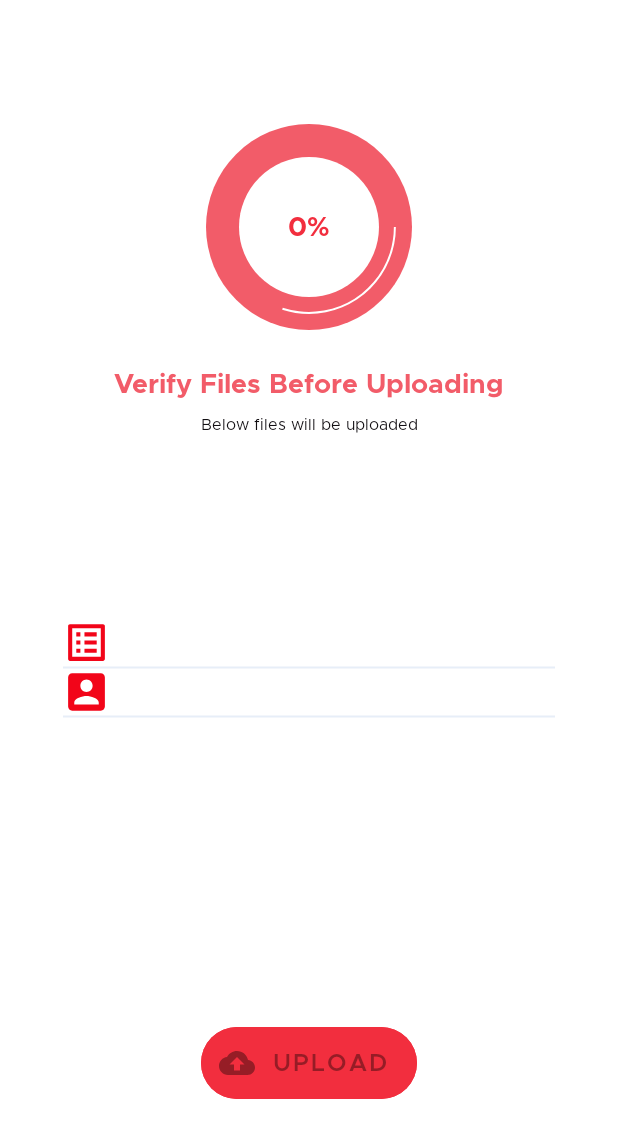
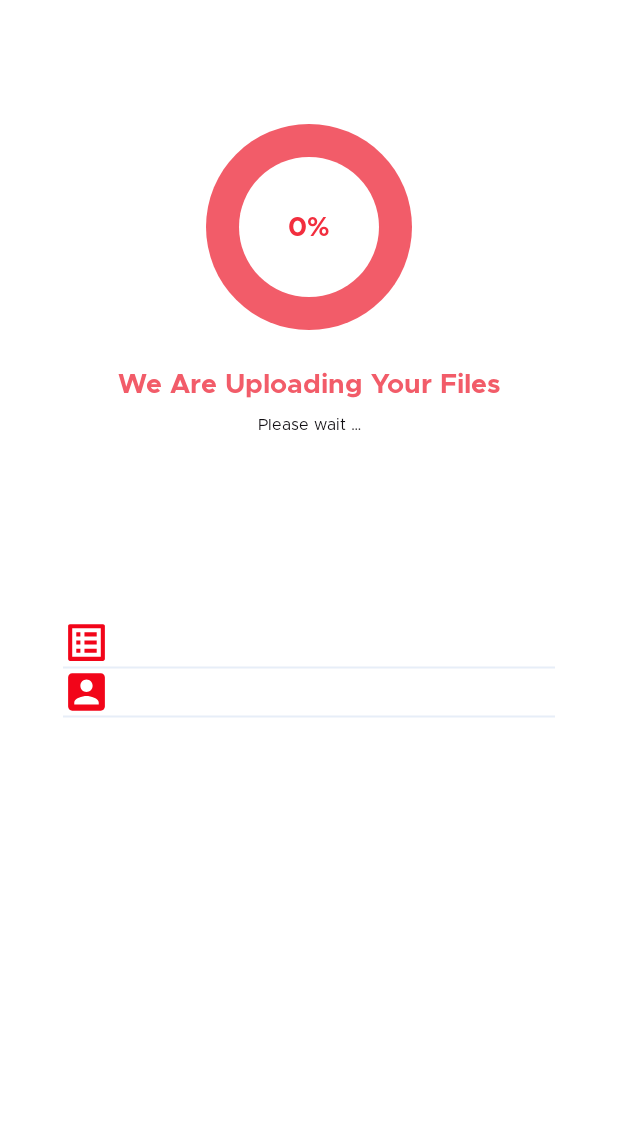
Before and after one commit to arihantlunkar/Testing, an Android app: the fragment UploadFragment shown on its own in the app's theme, after a tap on "UPLOAD", on a phone screen of 412 x 824 dp. Shown: the top 1138 px of the screen. Run offline under Robolectric (Android 15) with nearby library versions, the phone set to English and light mode, and no system bars; 5 statements that could not run were skipped.

Commit message:
Upload biodata

```diff
--- a/App/Rishtey/app/build.gradle
+++ b/App/Rishtey/app/build.gradle
@@ -12,6 +12,10 @@ android {
         versionName "1.0"
 
         testInstrumentationRunner "androidx.test.runner.AndroidJUnitRunner"
+    }
+
+    packagingOptions {
+        exclude 'META-INF/DEPENDENCIES'
     }
 
     buildTypes {
@@ -39,4 +43,5 @@ dependencies {
     implementation 'androidx.lifecycle:lifecycle-extensions:2.2.0'
     androidTestImplementation 'androidx.test:runner:1.2.0'
     androidTestImplementation 'androidx.test:rules:1.2.0'
+    implementation "com.squareup.okhttp3:okhttp:4.8.1"
 }
--- a/App/Rishtey/app/src/main/AndroidManifest.xml
+++ b/App/Rishtey/app/src/main/AndroidManifest.xml
@@ -16,7 +16,7 @@
         android:supportsRtl="true"
         android:theme="@style/AppTheme">
 
-        <activity android:name="com.rishtey.MainActivityVivek" android:screenOrientation="portrait">
+        <activity android:name="com.rishtey.MainActivity" android:screenOrientation="portrait">
             <intent-filter>
                 <action android:name="android.intent.action.MAIN" />
 
--- a/App/Rishtey/app/src/main/java/com/rishtey/ITask.java
+++ b/App/Rishtey/app/src/main/java/com/rishtey/ITask.java
@@ -1,5 +1,7 @@
 package com.rishtey;
 
+import org.json.JSONException;
+
 public interface ITask {
-    public void trigger() throws Exception;
+    public void trigger() throws JSONException;
 }
--- a/App/Rishtey/app/src/main/java/com/rishtey/LoginTaskServerCommunicator.java
+++ b/App/Rishtey/app/src/main/java/com/rishtey/LoginTaskServerCommunicator.java
@@ -39,7 +39,7 @@ import org.json.JSONObject;
 
 public class LoginTaskServerCommunicator implements ITask {
 
-    static class LoginData {
+     static class LoginData {
         public String socialMedia;
         public String socialMediaID;
         public String name;
--- a/App/Rishtey/app/src/main/java/com/rishtey/MainActivity.java
+++ b/App/Rishtey/app/src/main/java/com/rishtey/MainActivity.java
@@ -22,7 +22,7 @@ public class MainActivity extends AppCompatActivity {
         setContentView(R.layout.activity_main);
 
         UploadTaskServerCommunicator.UploadData uploadData = new UploadTaskServerCommunicator.UploadData();
-        uploadData.fromID = "26072020160926000000";
+        uploadData.fromID = Utilities.getUploadID();
 
         SelectBiodataFragment fragment = new SelectBiodataFragment();
         fragment.setArguments(uploadData);
--- a/App/Rishtey/app/src/main/java/com/rishtey/SelectBiodataFragment.java
+++ b/App/Rishtey/app/src/main/java/com/rishtey/SelectBiodataFragment.java
@@ -12,8 +12,6 @@ import android.widget.Toast;
 import androidx.annotation.NonNull;
 import androidx.fragment.app.Fragment;
 import androidx.fragment.app.FragmentTransaction;
-
-import java.util.Objects;
 
 import static android.app.Activity.RESULT_OK;
 
@@ -83,7 +81,7 @@ public class SelectBiodataFragment extends Fragment implements View.OnClickListe
         SelectPicturesFragment fragment = new SelectPicturesFragment();
         fragment.setArguments(uploadData);
 
-        FragmentTransaction fragmentTransaction = Objects.requireNonNull(getFragmentManager()).beginTransaction();
+        FragmentTransaction fragmentTransaction = requireActivity().getSupportFragmentManager().beginTransaction();
         fragmentTransaction.setCustomAnimations(R.anim.enter_from_right, R.anim.exit_to_left, R.anim.enter_from_left, R.anim.exit_to_right);
         fragmentTransaction.replace(R.id.fragmentPlace, fragment);
         fragmentTransaction.addToBackStack(null);
--- a/App/Rishtey/app/src/main/java/com/rishtey/UploadFragment.java
+++ b/App/Rishtey/app/src/main/java/com/rishtey/UploadFragment.java
@@ -10,103 +10,165 @@ import android.widget.Toast;
 
 import androidx.fragment.app.Fragment;
 
-import com.android.volley.Response;
-import com.android.volley.VolleyError;
-
-import org.json.JSONException;
 import org.json.JSONObject;
 
-import java.io.IOException;
-import java.util.Objects;
-
-public class UploadFragment extends Fragment implements View.OnClickListener {
+public class UploadFragment extends Fragment implements View.OnClickListener, UploadTaskServerCommunicator.ResponseListener {
 
     private UploadTaskServerCommunicator.UploadData uploadData = null;
-    private ProgressBar progressBar;
-    private static final String ROOT_URL = "http://192.168.0.10:8081/Testing/Backend/rishtey/index.php";
+    private TextView numericPercentageTextView = null;
+    private TextView uploadHeadingTextView = null;
+    private TextView uploadSubHeadingTextView = null;
+    private ProgressBar progressBar = null;
+    private View biodataTickView = null;
+    private View img1TickView = null;
+    private View img2TickView = null;
+    private View img3TickView = null;
+    private View img4TickView = null;
+    private View img5TickView = null;
 
     @Override
     public View onCreateView(LayoutInflater inflater, ViewGroup container,
                              Bundle savedInstanceState) {
         View view = inflater.inflate(R.layout.fragment_upload, container, false);
+
+        init(view);
+
+        updateFileNames(view);
+
+        return view;
+    }
+
+    private void init(View view) {
         view.findViewById(R.id.floatingActionButtonUpload).setOnClickListener(this);
+        numericPercentageTextView = view.findViewById(R.id.numericPercentage);
+        progressBar = view.findViewById(R.id.progressBar);
+        biodataTickView = view.findViewById(R.id.biodataTick);
+        img1TickView = view.findViewById(R.id.imgOneTick);
+        img2TickView = view.findViewById(R.id.imgTwoTick);
+        img3TickView = view.findViewById(R.id.imgThreeTick);
+        img4TickView = view.findViewById(R.id.imgFourTick);
+        img5TickView = view.findViewById(R.id.imgFiveTick);
+        uploadHeadingTextView = view.findViewById(R.id.uploadHeading);
+        uploadSubHeadingTextView = view.findViewById(R.id.uploadSubHeading);
+    }
 
-        progressBar = (ProgressBar) view.findViewById(R.id.progressBar);
+    private void updateFileNames(View view) {
+        TextView biodataTextView = view.findViewById(R.id.biodataFileName);
+        TextView picture1TextView = view.findViewById(R.id.imgOneFileName);
+        TextView picture2TextView = view.findViewById(R.id.imgTwoFileName);
+        TextView picture3TextView = view.findViewById(R.id.imgThreeFileName);
+        TextView picture4TextView = view.findViewById(R.id.imgFourFileName);
+        TextView picture5TextView = view.findViewById(R.id.imgFiveFileName);
 
-        TextView biodataTextView = (TextView) view.findViewById(R.id.biodataFileName);
-        TextView picture1TextView = (TextView) view.findViewById(R.id.imgOneFileName);
-        TextView picture2TextView = (TextView) view.findViewById(R.id.imgTwoFileName);
-        TextView picture3TextView = (TextView) view.findViewById(R.id.imgThreeFileName);
-        TextView picture4TextView = (TextView) view.findViewById(R.id.imgFourFileName);
-        TextView picture5TextView = (TextView) view.findViewById(R.id.imgFiveFileName);
-
-        biodataTextView.setText(Utilities.getRelativeName(Objects.requireNonNull(this.getContext()), uploadData.bioData));
+        biodataTextView.setText(Utilities.getRelativeName(this.requireContext(), uploadData.bioData));
         for (int i = 0; i < uploadData.pictures.size(); ++i) {
             if (0 == i) {
-                picture1TextView.setText(Utilities.getRelativeName(Objects.requireNonNull(this.getContext()), uploadData.pictures.get(i)));
+                picture1TextView.setText(Utilities.getRelativeName(this.requireContext(), uploadData.pictures.get(i)));
             } else if (1 == i) {
                 view.findViewById(R.id.imgTwoThumbnail).setVisibility(View.VISIBLE);
                 view.findViewById(R.id.bottomLine3).setVisibility(View.VISIBLE);
-                picture2TextView.setText(Utilities.getRelativeName(Objects.requireNonNull(this.getContext()), uploadData.pictures.get(i)));
+                picture2TextView.setText(Utilities.getRelativeName(this.requireContext(), uploadData.pictures.get(i)));
             } else if (2 == i) {
                 view.findViewById(R.id.imgThreeThumbnail).setVisibility(View.VISIBLE);
                 view.findViewById(R.id.bottomLine4).setVisibility(View.VISIBLE);
-                picture3TextView.setText(Utilities.getRelativeName(Objects.requireNonNull(this.getContext()), uploadData.pictures.get(i)));
+                picture3TextView.setText(Utilities.getRelativeName(this.requireContext(), uploadData.pictures.get(i)));
             } else if (3 == i) {
                 view.findViewById(R.id.imgFourThumbnail).setVisibility(View.VISIBLE);
                 view.findViewById(R.id.bottomLine5).setVisibility(View.VISIBLE);
-                picture4TextView.setText(Utilities.getRelativeName(Objects.requireNonNull(this.getContext()), uploadData.pictures.get(i)));
+                picture4TextView.setText(Utilities.getRelativeName(this.requireContext(), uploadData.pictures.get(i)));
             } else if (4 == i) {
                 view.findViewById(R.id.imgFiveThumbnail).setVisibility(View.VISIBLE);
                 view.findViewById(R.id.bottomLine6).setVisibility(View.VISIBLE);
-                picture5TextView.setText(Utilities.getRelativeName(Objects.requireNonNull(this.getContext()), uploadData.pictures.get(i)));
-            } else {
-                break;
+                picture5TextView.setText(Utilities.getRelativeName(this.requireContext(), uploadData.pictures.get(i)));
             }
         }
-        return view;
     }
 
     @Override
-    public void onClick(final View view) {
+    public void onClick(View view) {
         if (R.id.floatingActionButtonUpload == view.getId()) {
-            try {
-                view.findViewById(R.id.floatingActionButtonUpload).setEnabled(false);
-                new UploadTaskServerCommunicator(view.getContext(), ROOT_URL, uploadData, new Response.Listener<JSONObject>() {
-                    @Override
-                    public void onResponse(JSONObject response) {
-                        Toast.makeText(view.getContext(), response.toString(), Toast.LENGTH_LONG).show();
-                        //view.findViewById(R.id.floatingActionButtonUpload).setEnabled(true);
-                    }
-                }, new Response.ErrorListener() {
-                    @Override
-                    public void onErrorResponse(VolleyError error) {
-                        //Toast.makeText(view.getContext(), "No internet connection!", Toast.LENGTH_LONG).show();
-                        //view.findViewById(R.id.floatingActionButtonUpload).setEnabled(true);
-                    }
-                }, new UploadTaskServerCommunicator.IntermediateResponseListener() {
-                    @Override
-                    public void onPercentageChange(int percentage) {
 
-                    }
+            view.findViewById(R.id.floatingActionButtonUpload).setVisibility(View.INVISIBLE);
+            uploadHeadingTextView.setText(R.string.We_Are_Uploading_Your_Files);
+            uploadSubHeadingTextView.setText(R.string.Please_wait);
 
-                    @Override
-                    public void onBioDataUpload() {
-
-                    }
-
-                    @Override
-                    public void onPictureUpload(int pictureNumber) {
-
-                    }
-                }).trigger();
-            } catch (JSONException | IOException e) {
-                e.printStackTrace();
-            }
+            new UploadTaskServerCommunicator(view.getContext(), uploadData, this).trigger();
         }
     }
 
     public void setArguments(UploadTaskServerCommunicator.UploadData uploadData) {
         this.uploadData = uploadData;
     }
+
+    @Override
+    public void onFileUpload(final int fileNumber) {
+
+        updatePercentage(fileNumber);
+
+        updateTick(fileNumber);
+    }
+
+    private void updateTick(final int fileNumber) {
+        requireActivity().runOnUiThread(new Runnable() {
+            @Override
+            public void run() {
+                switch (fileNumber) {
+                    case 1:
+                        biodataTickView.setVisibility(View.VISIBLE);
+                        break;
+                    case 2:
+                        img1TickView.setVisibility(View.VISIBLE);
+                        break;
+                    case 3:
+                        img2TickView.setVisibility(View.VISIBLE);
+                        break;
+                    case 4:
+                        img3TickView.setVisibility(View.VISIBLE);
+                        break;
+                    case 5:
+                        img4TickView.setVisibility(View.VISIBLE);
+                        break;
+                    case 6:
+                        img5TickView.setVisibility(View.VISIBLE);
+                        break;
+                }
+            }
+        });
+    }
+
+    private void updatePercentage(final int fileNumber) {
+        requireActivity().runOnUiThread(new Runnable() {
+            @Override
+            public void run() {
+                int percentage = (fileNumber * 100) / (2 /*biodata + mysql (extra)*/ + uploadData.pictures.size());
+                progressBar.setProgress(percentage);
+                String percent = percentage + " %";
+                numericPercentageTextView.setText(percent);
+            }
+        });
+    }
+
+    @Override
+    public void onSuccess(final JSONObject jsonObject) {
+        requireActivity().runOnUiThread(new Runnable() {
+            @Override
+            public void run() {
+                progressBar.setProgress(100);
+                numericPercentageTextView.setText(R.string._100);
+                uploadHeadingTextView.setText(R.string.Files_Uploaded_Successfully);
+                uploadSubHeadingTextView.setText(R.string.Biodata_under_review_and_will_take_couple_of_days_to_get_reflected);
+                Toast.makeText(getContext(), jsonObject.toString(), Toast.LENGTH_LONG).show();
+            }
+        });
+    }
+
+    @Override
+    public void onFailure(String errMsg) {
+        requireActivity().runOnUiThread(new Runnable() {
+            @Override
+            public void run() {
+                Toast.makeText(getContext(), R.string.No_internet_connection, Toast.LENGTH_LONG).show();
+            }
+        });
+    }
 }
--- a/App/Rishtey/app/src/main/java/com/rishtey/UploadTaskServerCommunicator.java
+++ b/App/Rishtey/app/src/main/java/com/rishtey/UploadTaskServerCommunicator.java
@@ -1,21 +1,31 @@
 package com.rishtey;
 
+import android.content.ContentResolver;
 import android.content.Context;
 import android.net.Uri;
 import android.util.Log;
 
-import com.android.volley.Request;
-import com.android.volley.Response;
-import com.android.volley.toolbox.JsonObjectRequest;
-import com.android.volley.toolbox.Volley;
-
+import org.jetbrains.annotations.NotNull;
+import org.jetbrains.annotations.Nullable;
 import org.json.JSONException;
 import org.json.JSONObject;
 
 import java.io.IOException;
+import java.io.InputStream;
 import java.util.ArrayList;
+import java.util.Objects;
 
-public class UploadTaskServerCommunicator implements ITask {
+import okhttp3.MediaType;
+import okhttp3.MultipartBody;
+import okhttp3.OkHttpClient;
+import okhttp3.Request;
+import okhttp3.RequestBody;
+import okhttp3.Response;
+import okio.BufferedSink;
+import okio.Okio;
+import okio.Source;
+
+public class UploadTaskServerCommunicator implements ITask, Runnable {
 
     static class UploadData {
         Uri bioData;
@@ -23,59 +33,95 @@ public class UploadTaskServerCommunicator implements ITask {
         ArrayList<Uri> pictures;
     }
 
-    private Context context;
-    private String url;
-    private UploadData uploadData;
-    private Response.Listener<JSONObject> taskCompletedResponseListener;
-    private Response.ErrorListener errorListener;
-    private IntermediateResponseListener intermediateResponseListener;
-    private Boolean isUploadCancelled;
+    static class ContentUriRequestBody extends RequestBody {
 
-    public interface IntermediateResponseListener {
-        void onPercentageChange(int percentage);
+        ContentResolver contentResolver;
+        Uri uri;
+        int totalFilesToUpload;
+        int currentFileNoUploading;
+        ResponseListener responseListener;
 
-        void onBioDataUpload();
+        ContentUriRequestBody(ContentResolver contentResolver, Uri uri, int totalFilesToUpload, int currentFileNoUploading, ResponseListener responseListener) {
+            this.contentResolver = contentResolver;
+            this.uri = uri;
+            this.totalFilesToUpload = totalFilesToUpload;
+            this.currentFileNoUploading = currentFileNoUploading;
+            this.responseListener = responseListener;
+        }
 
-        void onPictureUpload(int pictureNumber);
+        @Nullable
+        @Override
+        public MediaType contentType() {
+            return MediaType.parse(Objects.requireNonNull(contentResolver.getType(uri)));
+        }
+
+        @Override
+        public void writeTo(@NotNull BufferedSink bufferedSink) throws IOException {
+            InputStream inputStream = Objects.requireNonNull(contentResolver.openInputStream(uri));
+            try (Source source = Okio.source(inputStream)) {
+                bufferedSink.writeAll(source);
+            }
+            responseListener.onFileUpload(currentFileNoUploading);
+        }
     }
 
-    public UploadTaskServerCommunicator(Context context, String url, UploadData uploadData, Response.Listener<JSONObject> taskCompletedResponseListener, Response.ErrorListener errorListener, IntermediateResponseListener intermediateResponseListener) {
-        this.context = context;
-        this.url = url;
-        this.uploadData = uploadData;
-        this.taskCompletedResponseListener = taskCompletedResponseListener;
-        this.errorListener = errorListener;
-        this.intermediateResponseListener = intermediateResponseListener;
-        this.isUploadCancelled = false;
+    private Context context;
+    private UploadData uploadData;
+    private ResponseListener responseListener;
+    private Thread thread;
+
+    public interface ResponseListener {
+        void onFileUpload(int fileNumber);
+
+        void onSuccess(JSONObject jsonObject);
+
+        void onFailure(String errMsg);
     }
 
-    public void setIsUploadCancelled() {
-        isUploadCancelled = true;
+    public UploadTaskServerCommunicator(@NotNull Context context, @NotNull UploadData uploadData, @NotNull ResponseListener responseListener) {
+        this.context = context;
+        this.uploadData = uploadData;
+        this.responseListener = responseListener;
+        this.thread = new Thread(this);
     }
 
     @Override
-    public void trigger() throws IOException, NullPointerException, JSONException {
+    public void run() {
+        OkHttpClient client = new OkHttpClient();
 
-        Log.d("Arihant", createJsonObject(uploadData).toString());
-        //Volley.newRequestQueue(context).add(new JsonObjectRequest(Request.Method.POST, url, createJsonObject(uploadData), taskCompletedResponseListener, errorListener));
+        MultipartBody.Builder multipartBody = createMultipartBody();
+
+        Request request = createRequest(multipartBody);
+
+        try {
+            Response response = client.newCall(request).execute();
+            responseListener.onSuccess(new JSONObject(Objects.requireNonNull(response.body()).string()));
+        } catch (IOException | JSONException e) {
+            responseListener.onFailure(e.getMessage());
+        }
     }
 
-    private JSONObject createJsonObject(UploadData uploadData) throws JSONException, IOException {
-        JSONObject jsonObject = new JSONObject()
-                .put("fromID", uploadData.fromID)
-                //.put("stringImageBioData", Utilities.getStringImage(context, uploadData.bioData))
-                .put("extensionBioData", Utilities.getMimeType(context, uploadData.bioData));
+    private Request createRequest(@NotNull MultipartBody.Builder multipartBody) {
+        return new Request.Builder()
+                .url(Utilities.getRootURL())
+                .post(multipartBody.build())
+                .build();
+    }
 
-        Log.d("Arihant", uploadData.pictures.size() + " => size");
+    private MultipartBody.Builder createMultipartBody() {
+        MultipartBody.Builder multipartBody = new MultipartBody.Builder().setType(MultipartBody.FORM);
+        multipartBody.addFormDataPart("task", "upload");
+        multipartBody.addFormDataPart("fromID", uploadData.fromID);
+        multipartBody.addFormDataPart("biodata", "biodata", new ContentUriRequestBody(context.getContentResolver(), uploadData.bioData, 1 + uploadData.pictures.size(), 1, responseListener));
 
         for (int i = 0; i < uploadData.pictures.size(); ++i) {
-            //jsonObject.put("stringImagePicture" + (i + 1), Utilities.getStringImage(context, uploadData.pictures.get(i)));
-            jsonObject.put("extensionPicture" + (i + 1), Utilities.getMimeType(context, uploadData.pictures.get(i)));
+            multipartBody.addFormDataPart("picture" + (i + 1), "picture" + (i + 1), new ContentUriRequestBody(context.getContentResolver(), uploadData.pictures.get(i), 1 + uploadData.pictures.size(), i + 2, responseListener));
         }
+        return multipartBody;
+    }
 
-        return new JSONObject()
-                .put("input", new JSONObject()
-                        .put("task", "upload")
-                        .put("data", jsonObject));
+    @Override
+    public void trigger() {
+        this.thread.start();
     }
 }
--- a/App/Rishtey/app/src/main/res/layout/fragment_upload.xml
+++ b/App/Rishtey/app/src/main/res/layout/fragment_upload.xml
@@ -151,7 +151,7 @@
         android:layout_height="0dp"
         android:indeterminate="false"
         style="?android:progressBarStyleHorizontal"
-        android:progress="30"
+        android:progress="0"
         android:progressDrawable="@drawable/upload_custom_progress_bar"
         app:layout_constraintBottom_toBottomOf="@id/dotBottomCircleForProgressBar"
         app:layout_constraintStart_toStartOf="@id/dotLeftCircleForProgressBar"
--- a/App/Rishtey/app/src/main/res/values/strings.xml
+++ b/App/Rishtey/app/src/main/res/values/strings.xml
@@ -43,4 +43,10 @@
 
     <string name="menu_gallery">Gallery</string>
     <string name="menu_slideshow">Slideshow</string>
+    <string name="We_Are_Uploading_Your_Files">We Are Uploading Your Files</string>
+    <string name="Please_wait">Please wait … </string>
+    <string name="Files_Uploaded_Successfully">Files Uploaded Successfully!</string>
+    <string name="Biodata_under_review_and_will_take_couple_of_days_to_get_reflected">Biodata under review and will take couple of days to get reflected.</string>
+    <string name="No_internet_connection">No internet connection!</string>
+    <string name="_100">100 %</string>
 </resources>
```
Also changed, not shown: App/Rishtey/app/src/main/java/com/rishtey/SelectPicturesFragment.java (+5 -6 lines), App/Rishtey/app/src/main/java/com/rishtey/UploadBiodataFragment.java (deleted, +0 -68 lines), App/Rishtey/app/src/main/java/com/rishtey/Utilities.java (+8 -42 lines).
